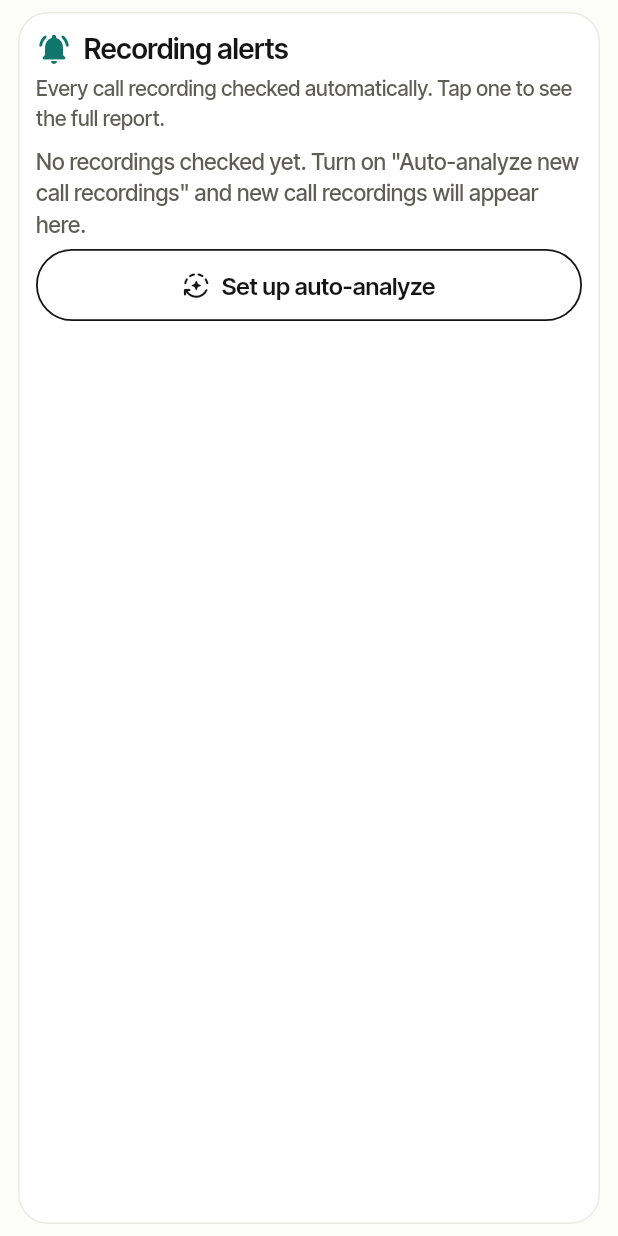
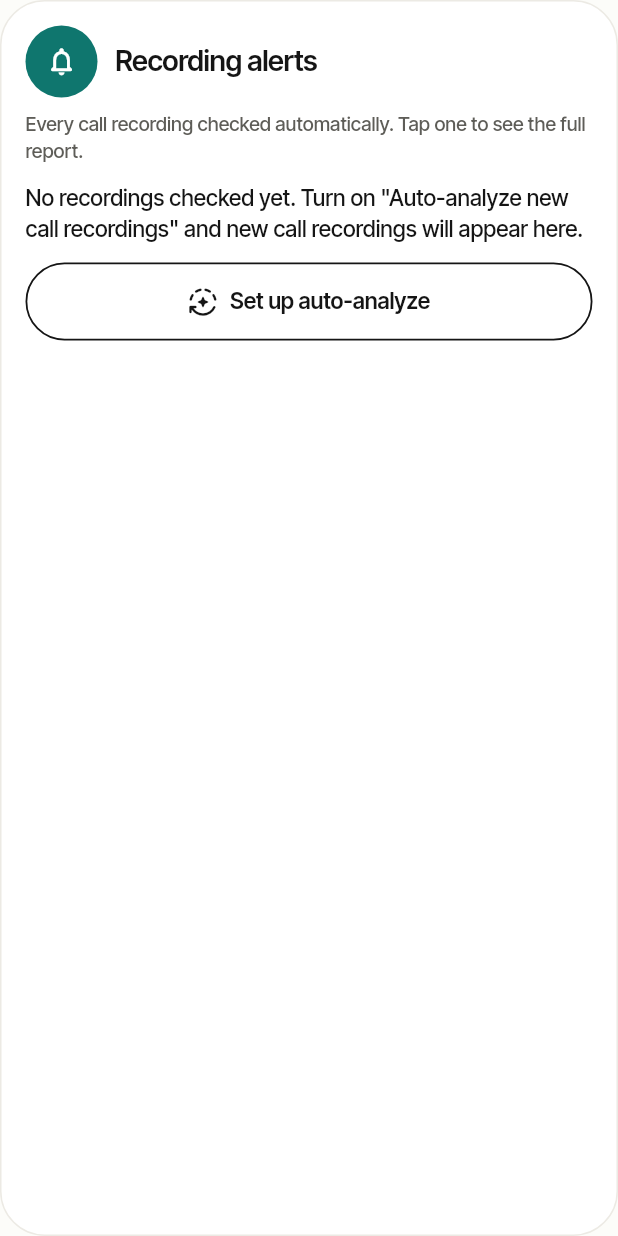
Before and after one commit to Radhikakalbhor/ScamRakshak, a Flutter app: the RecordingInboxSection widget shown alone on an empty page, opened directly, on a phone screen of 412 x 824 dp. Run offline on Flutter 3.47's test engine with Material 3 defaults, Android fonts, the phone set to English and light mode, and no system bars; our stand-ins replace audioplayers, file_picker, fl_chart, flutter_local_notifications, flutter_riverpod, go_router and 3 more; missing offline and left inert: flutter_foreground_task, mobile_scanner, record; accounts and stored records are empty; network calls fail.

Commit message:
style(alerts): migrate Recording Alerts to the design system (presentation only; live_call folder, owner unlisted)

```diff
--- a/lib/features/live_call/recording_inbox.dart
+++ b/lib/features/live_call/recording_inbox.dart
@@ -5,11 +5,13 @@ import 'package:flutter_riverpod/flutter_riverpod.dart';
 import 'package:go_router/go_router.dart';
 
 import '../../core/strings.dart';
-import '../../core/theme.dart';
+import '../../core/design/components.dart';
+import '../../core/design/tokens.dart';
 import '../call_detector/auto_analyze_core.dart';
 import '../call_detector/auto_analyze_screen.dart';
 import '../call_detector/auto_analyze_service.dart';
 import '../call_detector/auto_analyze_strings.dart';
+import '../call_detector/call_triggers.dart';
 import '../call_detector/recording_result_screen.dart';
 import 'live_call_strings.dart';
 
@@ -58,12 +60,6 @@ final recordingInboxProvider = StreamProvider.autoDispose<RecordingInbox>((ref)
 String _two(int v) => v.toString().padLeft(2, '0');
 String inboxTime(DateTime t) => '${_two(t.day)}/${_two(t.month)}/${t.year} ${_two(t.hour)}:${_two(t.minute)}';
 
-Color _riskColor(String risk) => switch (risk) {
-      'high' => AppTheme.errorRed,
-      'medium' => AppTheme.warningOrange,
-      _ => AppTheme.successGreen,
-    };
-
 void _push(BuildContext context, String route, Widget fallback, {Object? extra}) {
   final router = GoRouter.maybeOf(context);
   if (router != null) {
@@ -86,6 +82,13 @@ Future<void> openInboxEntry(BuildContext context, WidgetRef ref, String payload)
 
 void openInbox(BuildContext context) => _push(context, '/live/inbox', const RecordingInboxScreen());
 
+/// Small alert-red pill ("NEW", "2 new").
+Widget _newTag(String text, {Key? key}) => Container(
+      padding: const EdgeInsets.symmetric(horizontal: DsSpace.s, vertical: DsSpace.xxs),
+      decoration: BoxDecoration(color: DsColors.alert, borderRadius: BorderRadius.circular(DsRadius.pill)),
+      child: Text(text, key: key, style: DsType.caption.copyWith(color: DsColors.onDark)),
+    );
+
 /// Bell button with the number of unread recording results.
 class RecordingInboxButton extends ConsumerWidget {
   const RecordingInboxButton({super.key});
@@ -100,8 +103,10 @@ class RecordingInboxButton extends ConsumerWidget {
       onPressed: () => openInbox(context),
       icon: Badge(
         isLabelVisible: unread > 0,
+        backgroundColor: DsColors.alert,
+        textStyle: DsType.caption,
         label: Text('$unread', key: const Key('inbox_badge')),
-        child: const Icon(Icons.notifications_rounded),
+        child: const Icon(Icons.notifications_none_rounded),
       ),
     );
   }
@@ -125,47 +130,33 @@ class RecordingInboxTile extends ConsumerWidget {
     final s = S.of(context);
     final r = result;
     if (r == null) {
-      return Card(
-        child: ListTile(
-          leading: const CircleAvatar(
-            backgroundColor: Color(0xFFFFF3E0),
-            child: Icon(Icons.cloud_off_rounded, color: AppTheme.warningOrange),
-          ),
-          title: Text(fileNameOf(pendingPath!), maxLines: 1, overflow: TextOverflow.ellipsis),
-          subtitle: Text(s.t('inbox_waiting')),
-          trailing: const Icon(Icons.chevron_right_rounded),
+      return Padding(
+        padding: const EdgeInsets.only(bottom: DsSpace.s),
+        child: DsListTile(
+          leading: const IconBadge(Icons.cloud_off_rounded, background: DsColors.cautionSoft, foreground: DsColors.caution),
+          title: fileNameOf(pendingPath!),
+          subtitle: s.t('inbox_waiting'),
+          trailing: const Icon(Icons.chevron_right_rounded, color: DsColors.ink),
           onTap: () => openInboxEntry(context, ref, pendingPayload(pendingPath!)),
         ),
       );
     }
     final res = r.result;
-    final color = _riskColor(res.risk);
+    final color = verdictColor(riskVerdict(res.risk));
     final type = res.scriptType;
     final title = type == null ? s.t('risk_${res.risk}') : '${s.t('risk_${res.risk}')} · ${s.t('script_$type')}';
-    return Card(
-      color: unread ? const Color(0xFFFFFBF0) : null,
-      child: ListTile(
+    return Padding(
+      padding: const EdgeInsets.only(bottom: DsSpace.s),
+      child: DsListTile(
         key: Key('inbox_item_${r.id}'),
-        leading: CircleAvatar(
-          backgroundColor: color,
-          child: Icon(res.risk == 'low' ? Icons.verified_user_rounded : Icons.phone_locked_rounded, color: Colors.white),
-        ),
-        title: Text(title,
-            style: TextStyle(fontWeight: unread ? FontWeight.bold : FontWeight.w600, color: color)),
-        subtitle: Text(
-          '${s.t('inbox_score').replaceAll('{p}', '${(res.score * 100).round()}')}\n'
-          '${r.fileName}\n${inboxTime(r.at)}',
-        ),
-        isThreeLine: true,
+        color: unread ? DsColors.peach : null,
+        leading: IconBadge(res.risk == 'low' ? Icons.verified_user_outlined : Icons.phone_locked_outlined, background: color),
+        title: title,
+        subtitle: '${s.t('inbox_score').replaceAll('{p}', '${(res.score * 100).round()}')}\n'
+            '${r.fileName}\n${inboxTime(r.at)}',
         trailing: unread
-            ? Container(
-                key: Key('inbox_new_${r.id}'),
-                padding: const EdgeInsets.symmetric(horizontal: 8, vertical: 3),
-                decoration: BoxDecoration(color: AppTheme.errorRed, borderRadius: BorderRadius.circular(10)),
-                child: Text(s.t('inbox_new'),
-                    style: const TextStyle(color: Colors.white, fontSize: 12, fontWeight: FontWeight.bold)),
-              )
-            : const Icon(Icons.chevron_right_rounded),
+            ? _newTag(s.t('inbox_new'), key: Key('inbox_new_${r.id}'))
+            : const Icon(Icons.chevron_right_rounded, color: DsColors.ink),
         onTap: () => openInboxEntry(context, ref, resultPayload(r.id)),
       ),
     );
@@ -181,13 +172,14 @@ List<Widget> _tiles(RecordingInbox inbox, {int? limit}) {
 }
 
 Widget _emptyView(BuildContext context, S s) => Column(crossAxisAlignment: CrossAxisAlignment.stretch, children: [
-      Text(s.t('inbox_empty'), key: const Key('inbox_empty'), style: const TextStyle(fontSize: 15)),
-      const SizedBox(height: 6),
-      OutlinedButton.icon(
+      Text(s.t('inbox_empty'), key: const Key('inbox_empty'), style: DsType.body),
+      const SizedBox(height: DsSpace.m),
+      PrimaryButton(
         key: const Key('inbox_setup'),
+        label: s.t('inbox_setup'),
+        icon: Icons.auto_mode_rounded,
+        filled: false,
         onPressed: () => _push(context, '/call/auto', const AutoAnalyzeScreen()),
-        icon: const Icon(Icons.auto_mode_rounded),
-        label: Text(s.t('inbox_setup')),
       ),
     ]);
 
@@ -201,36 +193,31 @@ class RecordingInboxSection extends ConsumerWidget {
     LiveCallStrings.ensure();
     final s = S.of(context);
     final inbox = ref.watch(recordingInboxProvider).valueOrNull ?? RecordingInbox.empty;
-    return Card(
+    return SurfacePanel(
       key: const Key('inbox_section'),
-      child: Padding(
-        padding: const EdgeInsets.all(12),
-        child: Column(crossAxisAlignment: CrossAxisAlignment.stretch, children: [
-          Row(children: [
-            const Icon(Icons.notifications_active_rounded, color: AppTheme.primaryTeal),
-            const SizedBox(width: 8),
-            Expanded(child: Text(s.t('inbox_title'), style: Theme.of(context).textTheme.titleLarge)),
-            if (inbox.unread > 0)
-              Container(
-                padding: const EdgeInsets.symmetric(horizontal: 8, vertical: 3),
-                decoration: BoxDecoration(color: AppTheme.errorRed, borderRadius: BorderRadius.circular(10)),
-                child: Text(s.t('inbox_unread').replaceAll('{n}', '${inbox.unread}'),
-                    key: const Key('inbox_section_unread'),
-                    style: const TextStyle(color: Colors.white, fontWeight: FontWeight.bold)),
-              ),
-          ]),
-          const SizedBox(height: 4),
-          Text(s.t('inbox_section_sub'), style: const TextStyle(color: AppTheme.textSecondary)),
-          const SizedBox(height: 8),
-          if (inbox.isEmpty) _emptyView(context, s) else ..._tiles(inbox, limit: preview),
-          if (inbox.total > preview)
-            TextButton(
+      padding: const EdgeInsets.all(DsSpace.l),
+      child: Column(crossAxisAlignment: CrossAxisAlignment.stretch, children: [
+        Row(children: [
+          const IconBadge(Icons.notifications_none_rounded, background: DsColors.brand),
+          const SizedBox(width: DsSpace.m),
+          Expanded(child: Text(s.t('inbox_title'), style: DsType.section)),
+          if (inbox.unread > 0)
+            _newTag(s.t('inbox_unread').replaceAll('{n}', '${inbox.unread}'), key: const Key('inbox_section_unread')),
+        ]),
+        const SizedBox(height: DsSpace.s),
+        Text(s.t('inbox_section_sub'), style: DsType.small),
+        const SizedBox(height: DsSpace.m),
+        if (inbox.isEmpty) _emptyView(context, s) else ..._tiles(inbox, limit: preview),
+        if (inbox.total > preview)
+          Align(
+            alignment: Alignment.centerLeft,
+            child: PillChip(
               key: const Key('inbox_see_all'),
-              onPressed: () => openInbox(context),
-              child: Text(s.t('inbox_see_all').replaceAll('{n}', '${inbox.total}')),
+              label: s.t('inbox_see_all').replaceAll('{n}', '${inbox.total}'),
+              onTap: () => openInbox(context),
             ),
-        ]),
-      ),
+          ),
+      ]),
     );
   }
 }
@@ -265,10 +252,10 @@ class RecordingInboxScreen extends ConsumerWidget {
       ),
       body: SafeArea(
         child: data == null
-            ? const Center(child: CircularProgressIndicator())
+            ? const LoadingState()
             : ListView(
                 key: const Key('inbox_list'),
-                padding: const EdgeInsets.all(16),
+                padding: const EdgeInsets.fromLTRB(DsSpace.xl, DsSpace.s, DsSpace.xl, DsSpace.section),
                 children: data.isEmpty ? [_emptyView(context, s)] : _tiles(data),
               ),
       ),
```
